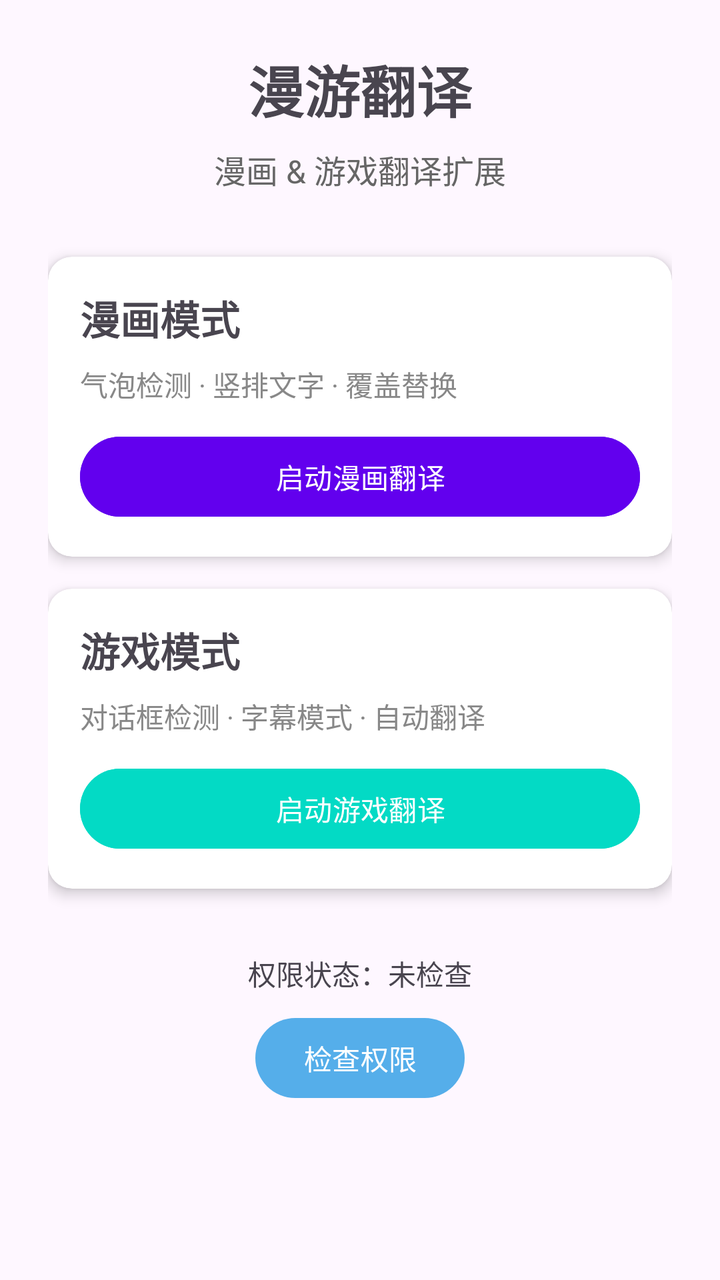
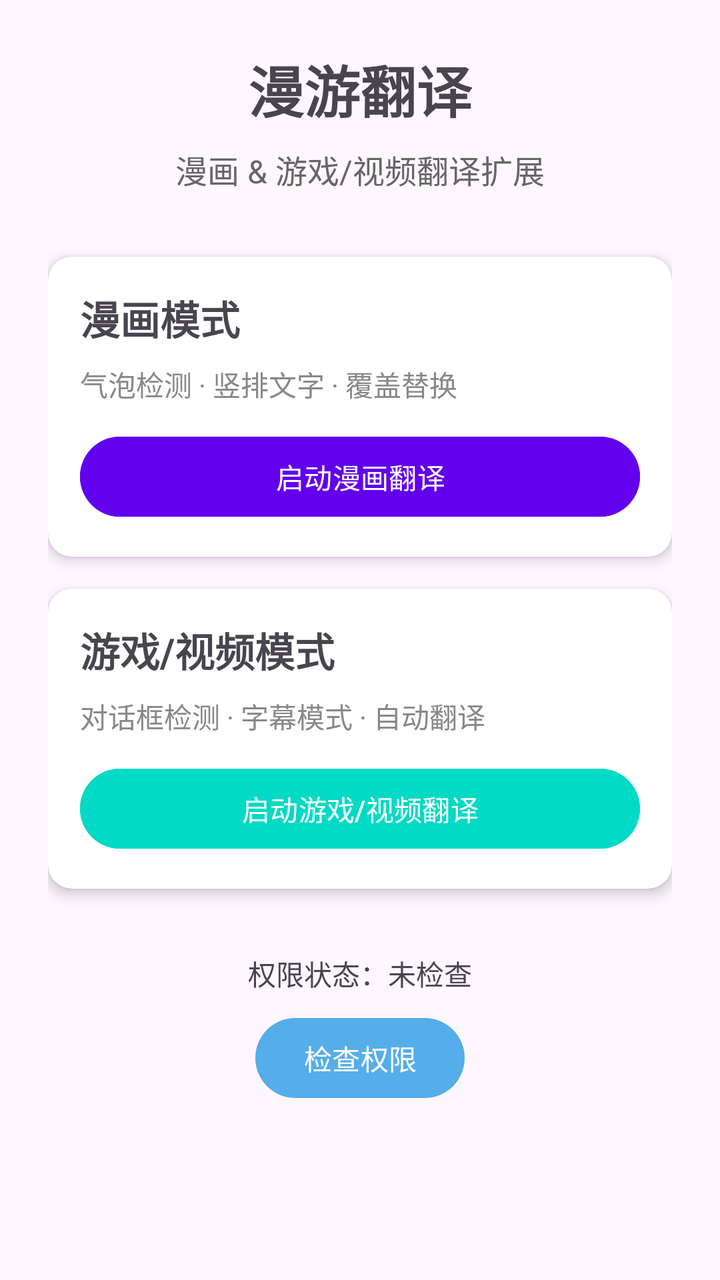

Compare the two renders of this Android layout. The source of the first and the diff that turns it into the second are given below.
<!-- AndroidManifest.xml: application theme Theme.MT -->
<!-- res/layout/activity_extension.xml -->
<?xml version="1.0" encoding="utf-8"?>
<LinearLayout xmlns:android="http://schemas.android.com/apk/res/android"
    android:layout_width="match_parent"
    android:layout_height="match_parent"
    android:orientation="vertical"
    android:padding="24dp"
    android:gravity="center_horizontal">

    <TextView
        android:layout_width="wrap_content"
        android:layout_height="wrap_content"
        android:text="漫游翻译"
        android:textSize="28sp"
        android:textStyle="bold"
        android:layout_marginBottom="8dp" />

    <TextView
        android:layout_width="wrap_content"
        android:layout_height="wrap_content"
        android:layout_marginBottom="32dp"
        android:text="漫画 &amp; 游戏翻译扩展"
        android:textColor="#666666"
        android:textSize="16sp" />

    <androidx.cardview.widget.CardView
        android:layout_width="match_parent"
        android:layout_height="wrap_content"
        android:layout_marginBottom="16dp"
        app:cardCornerRadius="12dp"
        app:cardElevation="4dp"
        xmlns:app="http://schemas.android.com/apk/res-auto">
        <LinearLayout
            android:layout_width="match_parent"
            android:layout_height="wrap_content"
            android:orientation="vertical"
            android:padding="16dp">
            <TextView
                android:layout_width="wrap_content"
                android:layout_height="wrap_content"
                android:text="漫画模式"
                android:textSize="20sp"
                android:textStyle="bold"
                android:layout_marginBottom="8dp" />
            <TextView
                android:layout_width="wrap_content"
                android:layout_height="wrap_content"
                android:text="气泡检测 · 竖排文字 · 覆盖替换"
                android:textSize="14sp"
                android:textColor="#888888"
                android:layout_marginBottom="12dp" />
            <Button
                android:id="@+id/btn_manga_start"
                android:layout_width="match_parent"
                android:layout_height="48dp"
                android:text="启动漫画翻译"
                android:backgroundTint="#6200EE" />
        </LinearLayout>
    </androidx.cardview.widget.CardView>

    <androidx.cardview.widget.CardView
        android:layout_width="match_parent"
        android:layout_height="wrap_content"
        android:layout_marginBottom="16dp"
        app:cardCornerRadius="12dp"
        app:cardElevation="4dp"
        xmlns:app="http://schemas.android.com/apk/res-auto">
        <LinearLayout
            android:layout_width="match_parent"
            android:layout_height="wrap_content"
            android:orientation="vertical"
            android:padding="16dp">
            <TextView
                android:layout_width="wrap_content"
                android:layout_height="wrap_content"
                android:text="游戏模式"
                android:textSize="20sp"
                android:textStyle="bold"
                android:layout_marginBottom="8dp" />
            <TextView
                android:layout_width="wrap_content"
                android:layout_height="wrap_content"
                android:text="对话框检测 · 字幕模式 · 自动翻译"
                android:textSize="14sp"
                android:textColor="#888888"
                android:layout_marginBottom="12dp" />
            <Button
                android:id="@+id/btn_game_start"
                android:layout_width="match_parent"
                android:layout_height="48dp"
                android:text="启动游戏翻译"
                android:backgroundTint="#03DAC5" />
        </LinearLayout>
    </androidx.cardview.widget.CardView>

    <TextView
        android:id="@+id/tv_permission_status"
        android:layout_width="wrap_content"
        android:layout_height="wrap_content"
        android:text="权限状态：未检查"
        android:textSize="14sp"
        android:layout_marginTop="16dp" />

    <Button
        android:id="@+id/btn_check_permissions"
        android:layout_width="wrap_content"
        android:layout_height="wrap_content"
        android:text="检查权限"
        android:layout_marginTop="8dp" />
</LinearLayout>
<!-- resources referenced by this layout -->
<resources>
  <style name="Theme.MT" parent="Base.Theme.MT">
          
          <item name="android:navigationBarColor">@android:color/transparent</item>
          <item name="android:statusBarColor">@android:color/transparent</item>
          <item name="android:windowLightStatusBar">?attr/isLightTheme</item>
      </style>
  <style name="Base.Theme.MT" parent="Theme.Material3.Light.NoActionBar">
          <item name="colorPrimary">#55AEEA</item>
          <item name="android:navigationBarColor">
              @android:color/transparent
          </item>
          <item name="android:enforceNavigationBarContrast">false</item>
          <item name="android:enforceStatusBarContrast">false</item>
      </style>
</resources>

<!-- the commit's change to res/layout/activity_extension.xml (unified diff, before → after) -->
@@ -18,7 +18,7 @@
         android:layout_width="wrap_content"
         android:layout_height="wrap_content"
         android:layout_marginBottom="32dp"
-        android:text="漫画 &amp; 游戏翻译扩展"
+        android:text="漫画 &amp; 游戏/视频翻译扩展"
         android:textColor="#666666"
         android:textSize="16sp" />
 
@@ -72,7 +72,7 @@
             <TextView
                 android:layout_width="wrap_content"
                 android:layout_height="wrap_content"
-                android:text="游戏模式"
+                android:text="游戏/视频模式"
                 android:textSize="20sp"
                 android:textStyle="bold"
                 android:layout_marginBottom="8dp" />
@@ -87,7 +87,7 @@
                 android:id="@+id/btn_game_start"
                 android:layout_width="match_parent"
                 android:layout_height="48dp"
-                android:text="启动游戏翻译"
+                android:text="启动游戏/视频翻译"
                 android:backgroundTint="#03DAC5" />
         </LinearLayout>
     </androidx.cardview.widget.CardView>
